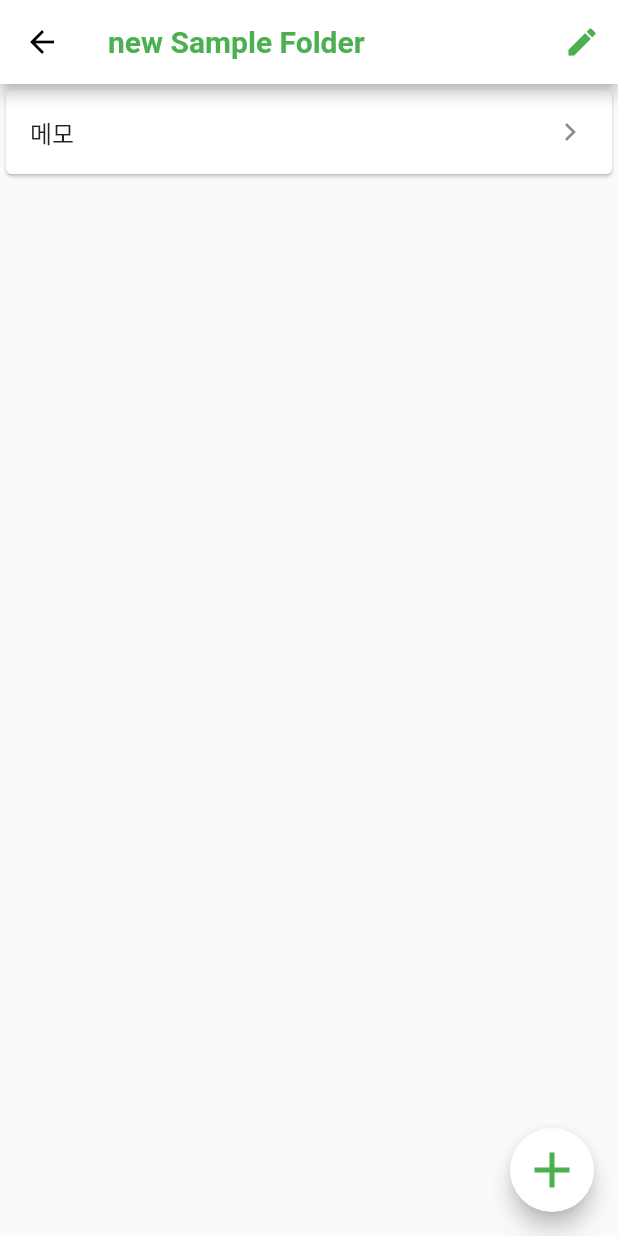
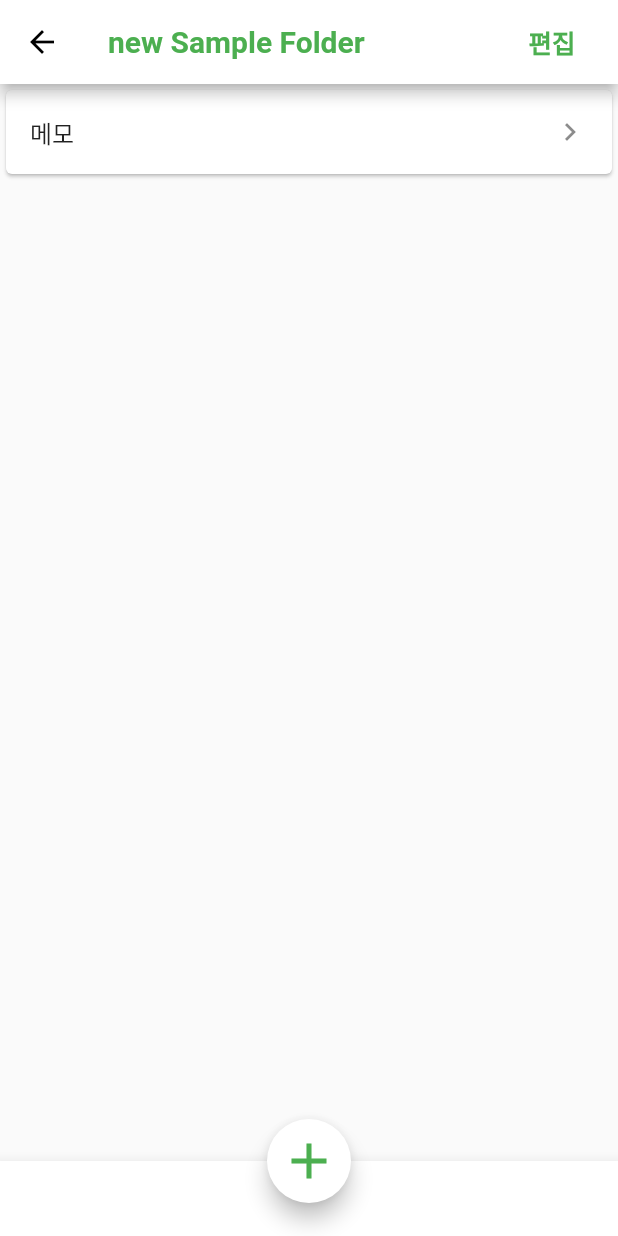
Before and after one commit to CherryHoneyBadger/Memo_clone, a Flutter app: the screen it shows after launch, after a tap on "메모", on a phone screen of 412 x 824 dp. Run offline on Flutter 3.47's test engine with Material 2 defaults, Android fonts, the phone set to English and light mode, and no system bars.

Commit message:
2019/09/24 v0.9

```diff
--- a/memo_clone_app/lib/folder_page.dart
+++ b/memo_clone_app/lib/folder_page.dart
@@ -20,9 +20,12 @@ class _Folder_PageState extends State<Folder_Page> {
           style: TextStyle(fontWeight: FontWeight.bold, color: Colors.green),
         ),
         actions: <Widget>[
-          IconButton(
-            icon: Icon(Icons.edit),
-            color: Colors.green,
+          //편집 버튼
+          FlatButton(
+            child: Text(
+              '편집',
+              style: TextStyle(color: Colors.grey, fontSize: 17, fontWeight: FontWeight.bold),
+            ),
             onPressed: () {},
           ),
         ],
@@ -90,9 +93,6 @@ class _Folder_PageState extends State<Folder_Page> {
                           style: TextStyle(color: _color),
                         ),
                         onPressed: () {
-                          setState(() {
-                            //텍스트 필드에 내용이 있다면 글씨의 색이 변경된다.
-                          });
                           Navigator.of(context).pop();
                         },
                       )
--- a/memo_clone_app/lib/newfolder_page.dart
+++ b/memo_clone_app/lib/newfolder_page.dart
@@ -1,6 +1,5 @@
 import 'package:flutter/cupertino.dart';
 import 'package:flutter/material.dart';
-
 
 class newFolder_Page extends StatefulWidget {
   @override
@@ -17,12 +16,16 @@ class _newFolder_PageState extends State<newFolder_Page> {
           style: TextStyle(fontWeight: FontWeight.bold, color: Colors.green),
         ),
         actions: <Widget>[
-            IconButton(
-              icon: Icon(Icons.edit),
+          //편집 버튼
+          FlatButton(
+            child: Text(
+              '편집',
+              style: TextStyle(
                   color: Colors.green,
-              onPressed: () {
-                //편집 버튼을 누루면 메모 폴더안의 내용을 편집할 수 있는 기능
-              },
+                  fontSize: 17,
+                  fontWeight: FontWeight.bold),
+            ),
+            onPressed: () {},
           ),
         ],
       ),
@@ -46,8 +49,16 @@ class _newFolder_PageState extends State<newFolder_Page> {
           color: Colors.green,
           size: 40,
         ),
-            onPressed: () {
+        onPressed: () {},
+      ),
+      bottomNavigationBar: BottomAppBar(
+        color: Colors.white,
+        child: Container(
+          height: 50.0,
+        ),
+      ),
+      floatingActionButtonLocation: FloatingActionButtonLocation.centerDocked,
+    );
     //버튼을 누를시 메모를 생성하거나 그림판등을 생성할수 있다.
-            }));
   }
 }
```
Also changed, not shown: 1 other file. Lines whose indentation alone changed are shown as unchanged.
